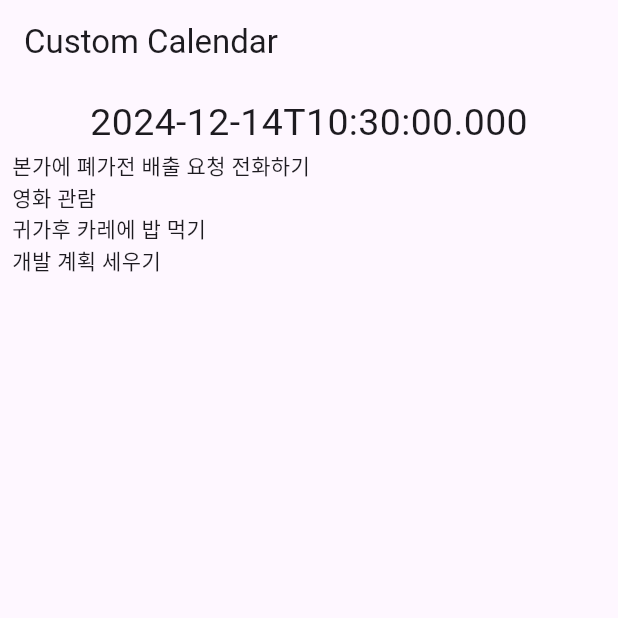
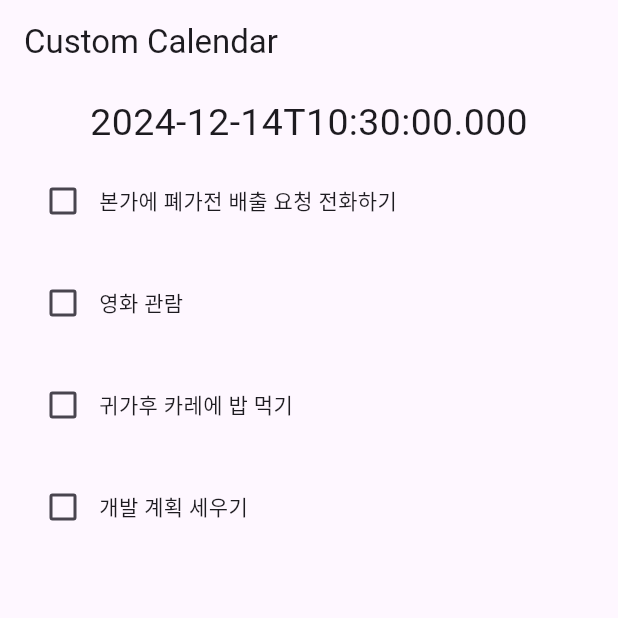
Before and after one commit to gkswl412/simple_todo_calendar, a Flutter app: the screen it shows after launch, on a phone screen of 412 x 824 dp, the top half of it. Run offline on Flutter 3.47's test engine with Material 3 defaults, Android fonts, the phone set to English and light mode, and no system bars.

Commit message:
feat: Add TodoCardView Widget

```diff
--- a/lib/views/daily_timeline_view.dart
+++ b/lib/views/daily_timeline_view.dart
@@ -1,5 +1,6 @@
 import 'package:flutter/material.dart';
 import 'package:simple_todo_calendar/models/todo_item.dart';
+import 'package:simple_todo_calendar/views/todo_card_view.dart';
 
 class DailyTimelineView extends StatefulWidget {
   final DateTime selectedDate;
@@ -40,7 +41,11 @@ class _DailyTimelineViewState extends State<DailyTimelineView> {
               ),
             ),
           ),
-          ...todoItems.map((item) => Text(item.note)),
+          ...todoItems.map(
+            (item) => TodoCardView(
+              todoItem: item,
+            ),
+          ),
         ],
       ),
     );
--- /dev/null
+++ b/lib/views/todo_card_view.dart
@@ -0,0 +1,49 @@
+import 'package:flutter/material.dart';
+import 'package:simple_todo_calendar/models/todo_item.dart';
+
+class TodoCardView extends StatefulWidget {
+  final TodoItem todoItem;
+
+  const TodoCardView({
+    required this.todoItem,
+    super.key,
+  });
+
+  @override
+  State<TodoCardView> createState() => _TodoCardViewState();
+}
+
+class _TodoCardViewState extends State<TodoCardView> {
+  late bool isDone;
+
+  @override
+  void initState() {
+    super.initState();
+    isDone = widget.todoItem.isDone;
+  }
+
+  @override
+  Widget build(BuildContext context) {
+    return Container(
+      padding: const EdgeInsets.all(10),
+      child: Row(
+        children: [
+          Checkbox(
+            value: isDone,
+            onChanged: (value) {
+              setState(() {
+                isDone = !isDone;
+              });
+            },
+          ),
+          Text(
+            widget.todoItem.note,
+            style: TextStyle(
+              decoration: isDone ? TextDecoration.lineThrough : TextDecoration.none,
+            ),
+          ),
+        ],
+      ),
+    );
+  }
+}
```
Also changed, not shown: pubspec.lock.
